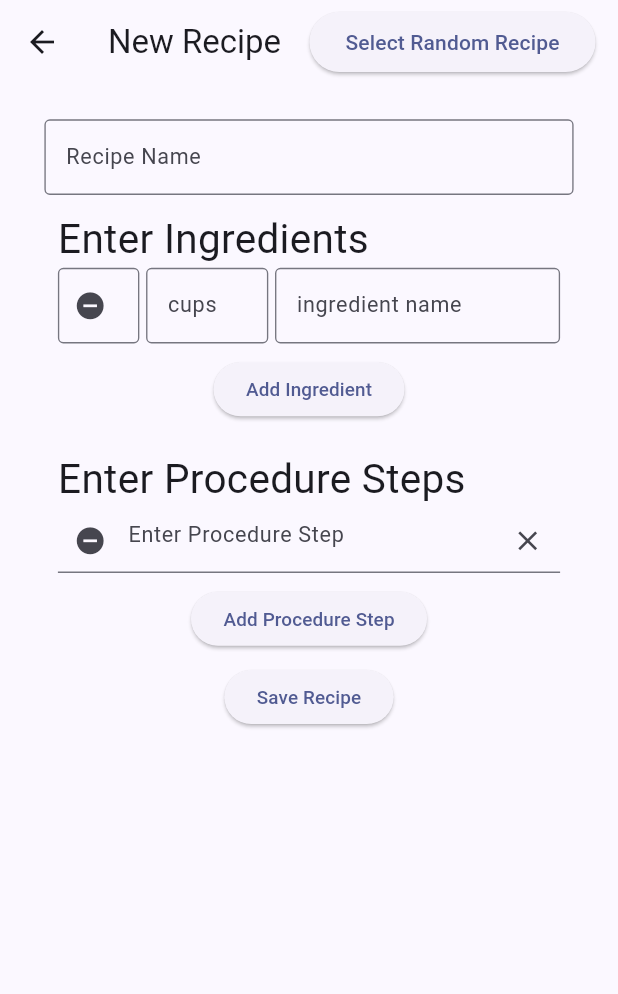
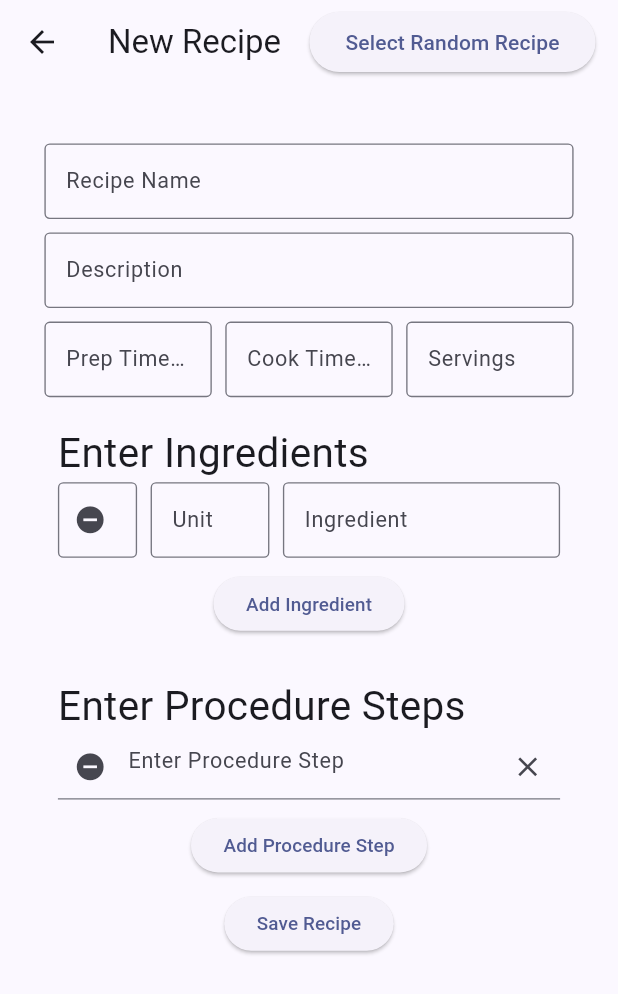
Before and after one commit to nrhooks17/recipe-generator-frontend, a Flutter app: the NewRecipe screen opened directly, on a phone screen of 412 x 824 dp. Shown: the top 994 px of the screen. Run offline on Flutter 3.47's test engine with Material 3 defaults, Android fonts, the phone set to English and light mode, and no system bars.

Commit message:
add more fields to insert recipe page

```diff
--- a/lib/pages/new_recipe.dart
+++ b/lib/pages/new_recipe.dart
@@ -6,7 +6,6 @@ import 'package:recipe_generator/widgets/new-recipe/procedure_list_widget.dart';
 import '../utils/alert.dart';
 import '../models/ingredient.dart';
 
-
 class NewRecipe extends StatefulWidget {
   const NewRecipe({super.key});
 
@@ -14,53 +13,79 @@ class NewRecipe extends StatefulWidget {
   State<NewRecipe> createState() => _NewRecipeState();
 }
 
-
 class _NewRecipeState extends State<NewRecipe> {
   // List of TextEditingController for recipe ingredients
   final List<TextEditingController> _recipeIngredientTextControllers =
       <TextEditingController>[TextEditingController()];
-  final List<Ingredient> _ingredients = [Ingredient(amount: 0, unitOfMeasurement: "", ingredientName: "")];
+  final List<Ingredient> _ingredients = [
+    Ingredient(amount: 0, unitOfMeasurement: "", ingredientName: "")
+  ];
 
   // List of TextEditingController for recipe procedure
   final List<TextEditingController> _recipeProcedureTextControllers =
       <TextEditingController>[TextEditingController()];
   final List<String> _procedure = [""];
   String _recipeName = "";
+  String _description = "";
+  int _prepTimeMinutes = 0;
+  int _cookTimeMinutes = 0;
+  int _servings = 0;
 
   // loading state
-  bool isLoading = false;
+  bool _isLoading = false;
+
 
   //function that sends the data to the backend.
 
-  Future<void> submitRecipe() async{
+  Future<void> submitRecipe() async {
     try {
-
       final response = await http.post(
-        Uri.parse("http://localhost:3000"),
-        headers: {
-          'Content-Type': 'application/json'
-        },
+        Uri.parse("http://localhost:8080/recipe/submit"),
+        headers: {'Content-Type': 'application/json'},
         body: jsonEncode({
           'recipeName': _recipeName,
+          'description': _description,
+          'prepTimeMinutes': _prepTimeMinutes,
+          'cookTimeMinutes': _cookTimeMinutes,
+          'servings': _servings,
           'ingredients': _ingredients,
           'procedure': _procedure,
         }),
       );
+
+      if (response.statusCode == 200) {
+        if (mounted) {
+          Map<String, dynamic> responseBody = jsonDecode(response.body);
+
+          ScaffoldMessenger.of(context).showSnackBar(
+              SnackBar(content: Text('${responseBody['recipeName']} has been submitted successfully.'))
+          );
+        }
+      } else {
+        throw Exception("Failed to submit recipe data: ${response.statusCode}");
+      }
     } catch (error) {
-
-      // 10, 25, 35, 35, 60
+      if (mounted) {
+        ScaffoldMessenger.of(context).showSnackBar(
+            SnackBar(content: Text('Error submitting recipe data: $error'))
+        );
+      }
     } finally {
-
+      if (mounted) {
+        setState(() {
+          _isLoading = false;
+        });
+      }
     }
   }
-
 
   // lots of state management here. but app isn't that complex. Next app i'll use something more complex
   // Add a new recipe ingredient field
   void addRecipeIngredientField() {
     setState(() {
       _recipeIngredientTextControllers.add(TextEditingController());
-      _ingredients.add(Ingredient(amount: 0, unitOfMeasurement:  "", ingredientName: ""));
+      _ingredients.add(
+          Ingredient(amount: 0, unitOfMeasurement: "", ingredientName: ""));
     });
   }
 
@@ -88,20 +113,27 @@ class _NewRecipeState extends State<NewRecipe> {
   }
 
   // onChange for amount textfield
-  void changeAmount(String value, int index){
+  void changeAmount(String value, int index) {
     Ingredient ingredient = _ingredients.elementAt(index);
-    ingredient.amount = double.parse(value);
+
+    // if the value is empty, then a
+    if (value == "") {
+      ingredient.amount = 0;
+    } else {
+      ingredient.amount = double.parse(value);
+    }
     _ingredients[index] = ingredient;
   }
+
   // onChange for unitOfmeasurement textfield
-  void changeUnitOfMeasurement(String value, int index){
+  void changeUnitOfMeasurement(String value, int index) {
     Ingredient ingredient = _ingredients.elementAt(index);
     ingredient.unitOfMeasurement = value;
     _ingredients[index] = ingredient;
   }
 
   // onChange for IngredientName textfield
-  void changeIngredientName(String value, int index){
+  void changeIngredientName(String value, int index) {
     Ingredient ingredient = _ingredients.elementAt(index);
     ingredient.ingredientName = value;
     _ingredients[index] = ingredient;
@@ -115,6 +147,22 @@ class _NewRecipeState extends State<NewRecipe> {
   // onchange for recipeName
   void changeRecipeName(String value) {
     _recipeName = value;
+  }
+
+  void changeDescription(String value) {
+    _description = value;
+  }
+
+  void changePrepTimeMinutes(String value) {
+    _prepTimeMinutes = int.parse(value);
+  }
+
+  void changeCookTimeMinutes(String value) {
+    _cookTimeMinutes = int.parse(value);
+  }
+
+  void changeServings(String value) {
+    _servings = int.parse(value);
   }
 
   @override
@@ -153,6 +201,58 @@ class _NewRecipeState extends State<NewRecipe> {
                           ),
                           onChanged: (value) => changeRecipeName(value),
                         ),
+                      ], //children
+                    ),
+                  ),
+                  Padding(
+                    padding: getNewRecipePadding(),
+                    child: Column(
+                      children: [
+                        TextField(
+                          maxLines: null,
+                          decoration: InputDecoration(
+                            border: OutlineInputBorder(),
+                            hintText: 'Enter recipe description',
+                            labelText: 'Description'
+                          ),
+                          onChanged: (value) => changeDescription(value)
+                        ),
+                      ],
+                    ),
+                  ),
+                  Padding(
+                    padding: getNewRecipePadding(),
+                    child: Row(
+                      children: [
+                        Expanded(
+                          child: TextField(
+                            decoration: InputDecoration(
+                                border: OutlineInputBorder(),
+                                hintText: 'Enter prep time',
+                                labelText: 'Prep Time(min)'
+                            ),
+                          ),
+                        ),
+                        SizedBox(width: 10),
+                        Expanded(
+                          child: TextField(
+                            decoration: InputDecoration(
+                                border: OutlineInputBorder(),
+                                hintText: 'Enter cook time',
+                                labelText: 'Cook Time(min)'
+                            ),
+                          ),
+                        ),
+                        SizedBox(width: 10),
+                        Expanded(
+                          child: TextField(
+                            decoration: InputDecoration(
+                                border: OutlineInputBorder(),
+                                hintText: 'Enter servings',
+                                labelText: 'Servings'
+                            ),
+                          ),
+                        ),
                       ],
                     ),
                   ),
@@ -190,7 +290,7 @@ class _NewRecipeState extends State<NewRecipe> {
                     ),
                   ),
                   ElevatedButton(
-                    onPressed: () => AlertUtil.showAlert(context),
+                    onPressed: submitRecipe,
                     child: const Text('Save Recipe'),
                   ),
                 ],
@@ -199,6 +299,6 @@ class _NewRecipeState extends State<NewRecipe> {
   }
 
   EdgeInsets getNewRecipePadding() {
-    return const EdgeInsets.only(top: 1, left: 10, right: 10);
+    return const EdgeInsets.only(top: 10, left: 10, right: 10);
   }
 }
--- a/lib/widgets/new-recipe/ingredient_list_widget.dart
+++ b/lib/widgets/new-recipe/ingredient_list_widget.dart
@@ -31,6 +31,7 @@ class IngredientListWidget extends RecipeListWidget {
           textAlign: TextAlign.right,
           decoration: InputDecoration(
               hintText: 'unit amount',
+              labelText: 'Unit amount',
               border: OutlineInputBorder(),
               prefixIcon: IconButton(
                 onPressed: () => removeField(index),
@@ -40,23 +41,25 @@ class IngredientListWidget extends RecipeListWidget {
           onChanged: (value) => changeAmount(value, index),
         ),
       ),
-      SizedBox(width: 5), // Keep small fixed spacing between fields
+      SizedBox(width: 10), // Keep small fixed spacing between fields
       Expanded(
         flex: 3, // Takes 3 parts of the space
         child: TextField(
           decoration: InputDecoration(
-          hintText: 'cups',
+          hintText: 'Unit of measurement',
+          labelText: 'Unit',
             border: OutlineInputBorder(),
           ),
           onChanged: (value) => changeUnitOfMeasurement(value, index),
         ),
       ),
-      SizedBox(width: 5),
+      SizedBox(width: 10),
       Expanded(
         flex: 7, // Takes 7 parts of the space
         child: TextField(
           decoration: InputDecoration(
             hintText: 'ingredient name',
+            labelText: 'Ingredient',
             border: OutlineInputBorder(),
           ),
           onChanged: (value) => changeIngredientName(value, index),
```
